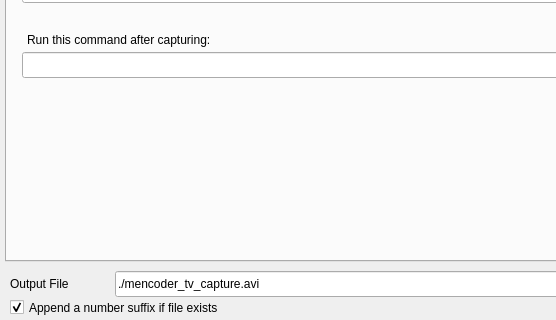
Above: ui/mtvcgui.ui from sbruno/mtvcgui before the change; both pictures show x 0 to 556 and y 108 to 428 of the 694 by 523 pixel window. Below: the same form after it.
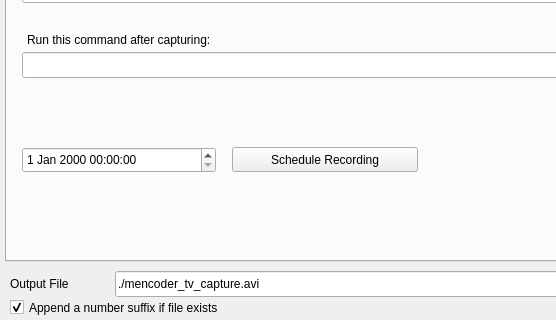
That is the form after the change. The open tabs and pages were chosen to show the change.

Commit message: Added scheduled recording

Diff of the .ui file:
```diff
--- a/ui/mtvcgui.ui
+++ b/ui/mtvcgui.ui
@@ -1012,6 +1012,29 @@
        </rect>
       </property>
      </widget>
+     <widget class="QDateTimeEdit" name="recording_date" >
+      <property name="geometry" >
+       <rect>
+        <x>15</x>
+        <y>200</y>
+        <width>194</width>
+        <height>26</height>
+       </rect>
+      </property>
+     </widget>
+     <widget class="QPushButton" name="pushButton" >
+      <property name="geometry" >
+       <rect>
+        <x>225</x>
+        <y>200</y>
+        <width>186</width>
+        <height>25</height>
+       </rect>
+      </property>
+      <property name="text" >
+       <string>Schedule Recording</string>
+      </property>
+     </widget>
     </widget>
    </widget>
    <widget class="QCheckBox" name="append_suffix" >
```
Left out of the diff: 17 changed lines with no effect on the pictures. The commit also changes 2 other files.
